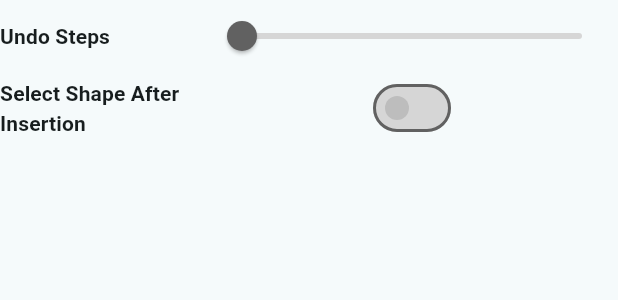
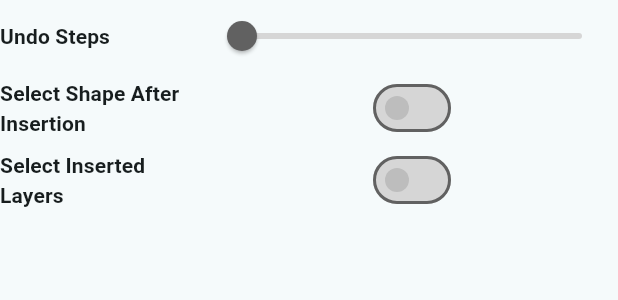
Before and after one commit to krush62/KPix, a Flutter app: the BehaviorPreferences widget shown alone on an empty page, opened directly with empty values, on a phone screen of 412 x 824 dp. Shown: the top 300 px of the screen. Run offline on Flutter 3.47's test engine with Material 3 defaults, Android fonts, the phone set to English and light mode, and no system bars; our stand-ins replace file_picker, font_awesome_flutter, get_it, google_fonts, package_info_plus, shared_preferences; missing offline and left inert: bitsdojo_window, file_saver, fl_toast, multi_split_view; accounts and stored records are empty; Roboto replaces fonts that are missing (Oxanium).

Commit message:
Added option for layer selection after insertion

```diff
--- a/lib/models/app_state.dart
+++ b/lib/models/app_state.dart
@@ -285,9 +285,19 @@ class AppState
       newLayer.isSelected.value = true;
       _currentLayer = newLayer;
       selectionState.selection.changeLayer(oldLayer: null, newLayer: newLayer);
+      layerList.add(newLayer);
     }
-    layerList.add(newLayer);
-    layerList.addAll(_layers.value);
+    else
+    {
+      for (int i = 0; i < _layers.value.length; i++)
+      {
+        if (_layers.value[i].isSelected.value)
+        {
+          layerList.add(newLayer);
+        }
+        layerList.add(_layers.value[i]);
+      }
+    }
     _layers.value = layerList;
     if (select)
     {
@@ -503,11 +513,6 @@ class AppState
   void layerLockStateChanged()
   {
     GetIt.I.get<HistoryManager>().addState(appState: this, description: "layer lock state changed");
-  }
-
-  void addNewLayerPressed()
-  {
-    addNewLayer();
   }
 
   LayerState? getSelectedLayer()
--- a/lib/painting/shape_painter.dart
+++ b/lib/painting/shape_painter.dart
@@ -132,7 +132,7 @@ class ShapePainter extends IToolPainter
       {
         appState.selectionState.selection.addDirectlyAll(list: _drawingPixels);
       }
-      else if (!shaderOptions.isEnabled.value && _behaviorPreferenceContent.selectAfterInsert.value)
+      else if (!shaderOptions.isEnabled.value && _behaviorPreferenceContent.selectShapeAfterInsert.value)
       {
         appState.selectionState.addNewSelectionWithContent(colorMap: _drawingPixels);
       }
--- a/lib/preferences/behavior_preferences.dart
+++ b/lib/preferences/behavior_preferences.dart
@@ -25,14 +25,18 @@ const int undoStepsMax = 256;
 class BehaviorPreferenceContent
 {
   final ValueNotifier<int> undoSteps;
-  final ValueNotifier<bool> selectAfterInsert;
+  final ValueNotifier<bool> selectShapeAfterInsert;
+  final ValueNotifier<bool> selectLayerAfterInsert;
 
-  BehaviorPreferenceContent._({required this.undoSteps, required this.selectAfterInsert});
+  BehaviorPreferenceContent._({required this.undoSteps, required this.selectShapeAfterInsert, required this.selectLayerAfterInsert});
 
-  factory BehaviorPreferenceContent({required final int undoSteps, required final bool selectAfterInsert})
+  factory BehaviorPreferenceContent({required final int undoSteps, required final bool selectAfterInsert, required final bool selectLayerAfterInsert})
   {
       final int undoStepsNormalized = max(min(undoSteps, undoStepsMax), undoStepsMin);
-      return BehaviorPreferenceContent._(undoSteps: ValueNotifier(undoStepsNormalized), selectAfterInsert: ValueNotifier(selectAfterInsert));
+      return BehaviorPreferenceContent._(
+        undoSteps: ValueNotifier(undoStepsNormalized),
+        selectShapeAfterInsert: ValueNotifier(selectAfterInsert),
+        selectLayerAfterInsert: ValueNotifier(selectLayerAfterInsert));
   }
 
 }
@@ -88,12 +92,33 @@ class _BehaviorPreferencesState extends State<BehaviorPreferences> {
             Expanded(
               flex: 2,
               child: ValueListenableBuilder<bool>(
-                valueListenable: widget.prefs.selectAfterInsert,
+                valueListenable: widget.prefs.selectShapeAfterInsert,
                 builder: (final BuildContext context, final bool select, final Widget? child)
                 {
                   return Switch(
                     value: select,
-                    onChanged: (final bool newVal){widget.prefs.selectAfterInsert.value = newVal;},
+                    onChanged: (final bool newVal){widget.prefs.selectShapeAfterInsert.value = newVal;},
+                  );
+                },
+              ),
+            ),
+          ],
+        ),
+        Row(
+          mainAxisSize: MainAxisSize.min,
+          crossAxisAlignment: CrossAxisAlignment.center,
+          mainAxisAlignment: MainAxisAlignment.start,
+          children: [
+            Expanded(flex: 1, child: Text("Select Inserted Layers", style: Theme.of(context).textTheme.titleSmall)),
+            Expanded(
+              flex: 2,
+              child: ValueListenableBuilder<bool>(
+                valueListenable: widget.prefs.selectLayerAfterInsert,
+                builder: (final BuildContext context, final bool select, final Widget? child)
+                {
+                  return Switch(
+                    value: select,
+                    onChanged: (final bool newVal){widget.prefs.selectLayerAfterInsert.value = newVal;},
                   );
                 },
               ),
--- a/lib/widgets/right_bar_widget.dart
+++ b/lib/widgets/right_bar_widget.dart
@@ -19,6 +19,7 @@ import 'package:font_awesome_flutter/font_awesome_flutter.dart';
 import 'package:get_it/get_it.dart';
 import 'package:kpix/models/app_state.dart';
 import 'package:kpix/managers/preference_manager.dart';
+import 'package:kpix/preferences/behavior_preferences.dart';
 import 'package:kpix/widgets/canvas_operations_widget.dart';
 import 'package:kpix/widgets/layer_widget.dart';
 import 'package:kpix/widgets/main_button_widget.dart';
@@ -39,6 +40,7 @@ class _RightBarWidgetState extends State<RightBarWidget>
   late List<Widget> _widgetList;
   final AppState _appState = GetIt.I.get<AppState>();
   final LayerWidgetOptions _layerWidgetOptions = GetIt.I.get<PreferenceManager>().layerWidgetOptions;
+  final BehaviorPreferenceContent _behaviorOptions = GetIt.I.get<PreferenceManager>().behaviorPreferenceContent;
 
   @override
   void initState()
@@ -109,7 +111,7 @@ class _RightBarWidgetState extends State<RightBarWidget>
                         message: "Add New Layer",
                         waitDuration: AppState.toolTipDuration,
                         child: IconButton(
-                          onPressed: () {_appState.addNewLayer(select: true);},
+                          onPressed: () {_appState.addNewLayer(select: _behaviorOptions.selectLayerAfterInsert.value);},
                           icon: const FaIcon(FontAwesomeIcons.plus)
                         ),
                       ),
--- a/lib/widgets/selection_bar_widget.dart
+++ b/lib/widgets/selection_bar_widget.dart
@@ -20,6 +20,7 @@ import 'package:get_it/get_it.dart';
 import 'package:kpix/models/app_state.dart';
 import 'package:kpix/models/selection_state.dart';
 import 'package:kpix/managers/preference_manager.dart';
+import 'package:kpix/preferences/behavior_preferences.dart';
 
 class SelectionBarWidgetOptions
 {
@@ -46,19 +47,19 @@ class _SelectionBarWidgetState extends State<SelectionBarWidget>
   final SelectionBarWidgetOptions _options = GetIt.I.get<PreferenceManager>().selectionBarWidgetOptions;
   final SelectionState _selectionState = GetIt.I.get<AppState>().selectionState;
   final AppState _appState = GetIt.I.get<AppState>();
+  final BehaviorPreferenceContent _behaviorOptions = GetIt.I.get<PreferenceManager>().behaviorPreferenceContent;
 
 
   void _pasteNewPressed()
   {
-    _appState.addNewLayer(select: true, content: _appState.selectionState.clipboard);
+    _appState.addNewLayer(select: _behaviorOptions.selectLayerAfterInsert.value, content: _appState.selectionState.clipboard);
   }
 
   @override
   Widget build(final BuildContext context) {
     return ListenableBuilder(
       listenable: _selectionState,
-      builder: (final BuildContext context, final Widget? child)
-      {
+      builder: (final BuildContext context, final Widget? child){
         return Material(
           color: Theme.of(context).primaryColor,
           child: Row(
@@ -77,7 +78,7 @@ class _SelectionBarWidgetState extends State<SelectionBarWidget>
                         FontAwesomeIcons.objectGroup,
                         size: _options.iconHeight
                     )
-                                ),
+                  ),
                 ),
               ),
               Padding(
```
Also changed, not shown: lib/managers/preference_manager.dart (+5 -3 lines).
